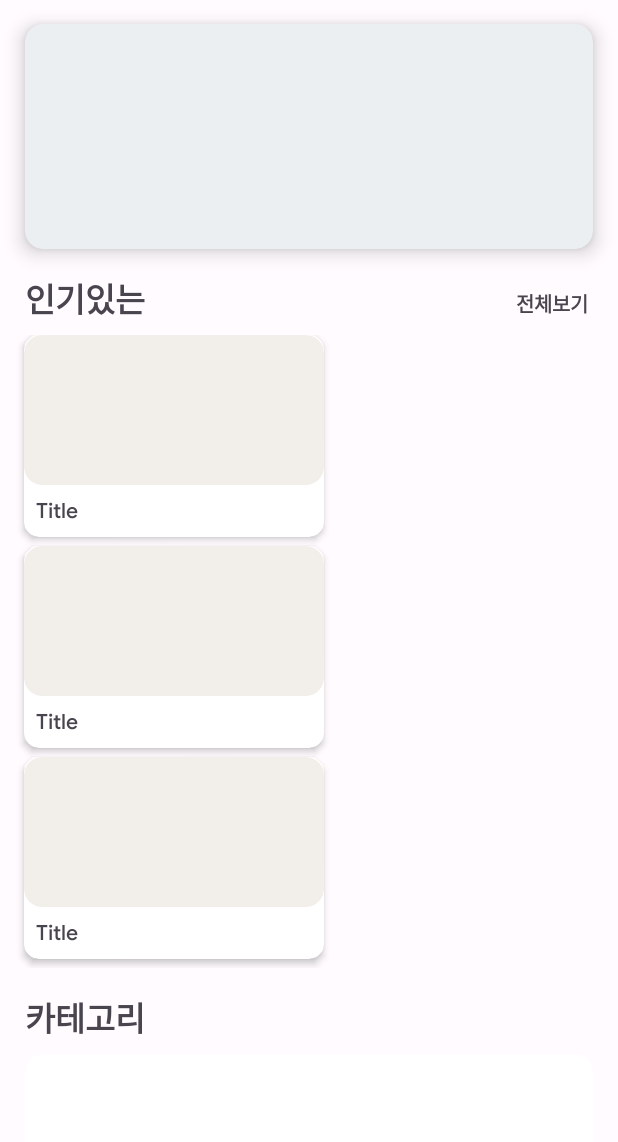
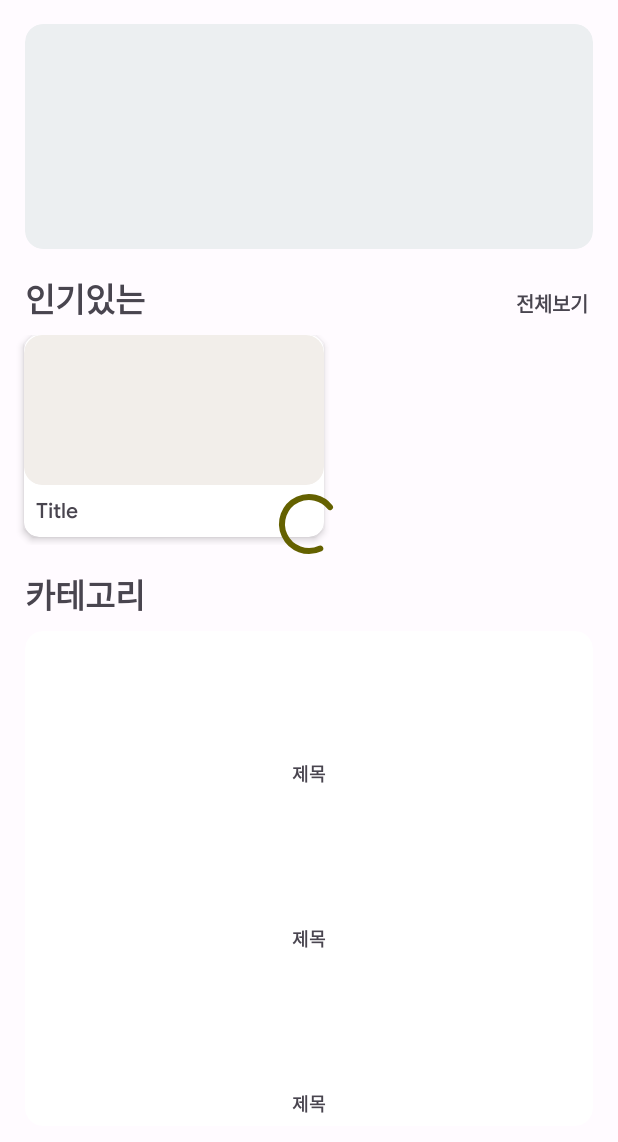
Before and after one commit to youuungh/MealToday, an Android app built with Jetpack Compose: the layout fragment_home.xml on its own in the app's theme, with its tools: preview values and no code run, on a phone screen of 412 x 824 dp, the part 94-1236 px from its top. Run offline under Robolectric (Android 15) with nearby library versions, the phone set to English and light mode, and no system bars.

Commit message:
Update commit

```diff
--- a/app/src/main/java/com/example/mealtoday/ui/fragments/HomeFragment.kt
+++ b/app/src/main/java/com/example/mealtoday/ui/fragments/HomeFragment.kt
@@ -7,6 +7,8 @@ import android.view.View
 import android.view.ViewGroup
 import androidx.core.view.WindowInsetsCompat
 import androidx.core.view.doOnPreDraw
+import androidx.core.view.isGone
+import androidx.core.view.isVisible
 import androidx.core.view.updatePadding
 import androidx.fragment.app.Fragment
 import androidx.fragment.app.viewModels
@@ -98,6 +100,9 @@ class HomeFragment : Fragment(R.layout.fragment_home) {
         homeViewModel.getHotMeals()
         homeViewModel.getHotMealLiveData.observe(viewLifecycleOwner) { data ->
             hotAdapter.differ.submitList(data)
+
+            binding.container.visibility = View.VISIBLE
+            binding.progressBar.visibility = View.GONE
         }
 
         with(binding.hotRecycler) {
--- a/app/src/main/java/com/example/mealtoday/ui/fragments/MealFragment.kt
+++ b/app/src/main/java/com/example/mealtoday/ui/fragments/MealFragment.kt
@@ -1,6 +1,5 @@
 package com.example.mealtoday.ui.fragments
 
-import android.app.Activity
 import android.content.Intent
 import android.graphics.Color
 import android.graphics.PorterDuff
@@ -22,7 +21,6 @@ import androidx.navigation.fragment.navArgs
 import androidx.navigation.ui.setupWithNavController
 import com.bumptech.glide.Glide
 import com.bumptech.glide.load.engine.DiskCacheStrategy
-import com.bumptech.glide.request.RequestOptions
 import com.example.mealtoday.R
 import com.example.mealtoday.model.Meal
 import com.example.mealtoday.databinding.FragmentMealBinding
@@ -31,7 +29,6 @@ import com.example.mealtoday.viewModel.MealViewModel
 import com.google.android.material.snackbar.Snackbar
 import com.google.android.material.transition.platform.MaterialContainerTransform
 import dagger.hilt.android.AndroidEntryPoint
-import kotlin.text.StringBuilder
 
 @AndroidEntryPoint
 class MealFragment : Fragment(R.layout.fragment_meal) {
--- a/app/src/main/java/com/example/mealtoday/ui/fragments/MoreFragment.kt
+++ b/app/src/main/java/com/example/mealtoday/ui/fragments/MoreFragment.kt
@@ -119,6 +119,9 @@ class MoreFragment : Fragment(R.layout.fragment_more) {
         moreViewModel.getDrinks()
         moreViewModel.getDrinkMealLiveData.observe(viewLifecycleOwner) { data ->
             drinkAdapter.differ.submitList(data)
+
+            binding.scrollView.visibility = View.VISIBLE
+            binding.progressBar.visibility = View.GONE
         }
 
         with(binding.drinkRecycler) {
--- a/app/src/main/java/com/example/mealtoday/utils/ViewExtension.kt
+++ b/app/src/main/java/com/example/mealtoday/utils/ViewExtension.kt
@@ -21,6 +21,7 @@ import androidx.core.view.marginRight
 import androidx.core.view.marginTop
 import com.google.android.material.navigation.NavigationBarView
 import com.google.android.material.navigationrail.NavigationRailView
+import com.google.android.material.progressindicator.BaseProgressIndicator
 
 const val ANIM_DURATION_SHOW = 400L
 const val ANIM_DURATION_HIDE = 300L
--- a/app/src/main/res/layout/fragment_home.xml
+++ b/app/src/main/res/layout/fragment_home.xml
@@ -11,11 +11,15 @@
         android:layout_width="match_parent"
         android:layout_height="match_parent">
 
+        <LinearLayout
+            android:layout_width="match_parent"
+            android:layout_height="match_parent"
+            android:orientation="vertical">
+
             <androidx.constraintlayout.widget.ConstraintLayout
                 android:layout_width="match_parent"
-            android:layout_height="match_parent"
-            android:paddingTop="16dp"
-            android:paddingBottom="16dp">
+                android:layout_height="wrap_content"
+                android:paddingVertical="16dp">
 
                 <TextView
                     android:id="@+id/Title"
@@ -26,7 +30,7 @@
                     android:textSize="22sp"
                     android:textStyle="bold"
                     app:layout_constraintBottom_toTopOf="@id/Subtitle"
-                app:layout_constraintStart_toStartOf="@id/start"/>
+                    app:layout_constraintStart_toStartOf="@id/headStart"/>
 
                 <TextView
                     android:id="@+id/Subtitle"
@@ -35,7 +39,7 @@
                     android:fontFamily="@font/google_sans_regular"
                     android:text="What would like to eat?"
                     app:layout_constraintTop_toBottomOf="@id/Title"
-                app:layout_constraintStart_toStartOf="@id/start"/>
+                    app:layout_constraintStart_toStartOf="@id/headStart"/>
 
                 <ImageView
                     android:id="@+id/search"
@@ -47,17 +51,38 @@
                     android:foreground="@drawable/bg_search_ripple"
                     android:src="@drawable/ic_search"
                     app:layout_constraintBottom_toBottomOf="@id/Subtitle"
-                app:layout_constraintEnd_toEndOf="@id/end"/>
+                    app:layout_constraintEnd_toEndOf="@id/headEnd"/>
+
+                <androidx.constraintlayout.widget.Guideline
+                    android:id="@+id/headStart"
+                    android:layout_width="wrap_content"
+                    android:layout_height="wrap_content"
+                    android:orientation="vertical"
+                    app:layout_constraintGuide_percent="0.04"/>
+
+                <androidx.constraintlayout.widget.Guideline
+                    android:id="@+id/headEnd"
+                    android:layout_width="wrap_content"
+                    android:layout_height="wrap_content"
+                    android:orientation="vertical"
+                    app:layout_constraintGuide_percent="0.96"/>
+
+            </androidx.constraintlayout.widget.ConstraintLayout>
+
+            <androidx.constraintlayout.widget.ConstraintLayout
+                android:id="@+id/container"
+                android:layout_width="match_parent"
+                android:layout_height="wrap_content"
+                android:visibility="invisible"
+                tools:visibility="visible">
 
                 <com.google.android.material.card.MaterialCardView
                     android:id="@+id/randomImageLayout"
                     android:layout_width="0dp"
                     android:layout_height="150dp"
-                android:layout_marginTop="16dp"
                     app:strokeWidth="0dp"
                     app:cardBackgroundColor="@color/md_blue_grey_50"
-                app:cardElevation="8dp"
-                app:layout_constraintTop_toBottomOf="@id/Subtitle"
+                    app:layout_constraintTop_toTopOf="parent"
                     app:layout_constraintStart_toStartOf="@id/start"
                     app:layout_constraintEnd_toEndOf="@id/end">
 
@@ -98,7 +123,7 @@
                 <androidx.recyclerview.widget.RecyclerView
                     android:id="@+id/hotRecycler"
                     android:layout_width="0dp"
-                android:layout_height="wrap_content"
+                    android:layout_height="140dp"
                     android:layout_marginTop="8dp"
                     android:paddingStart="16dp"
                     android:orientation="horizontal"
@@ -161,6 +186,22 @@
 
             </androidx.constraintlayout.widget.ConstraintLayout>
 
+        </LinearLayout>
+
     </androidx.core.widget.NestedScrollView>
 
+    <FrameLayout
+        android:layout_width="match_parent"
+        android:layout_height="match_parent">
+
+        <com.google.android.material.progressindicator.CircularProgressIndicator
+            android:id="@+id/progressBar"
+            android:layout_width="wrap_content"
+            android:layout_height="wrap_content"
+            android:layout_gravity="center"
+            android:indeterminate="true"
+            android:visibility="visible"/>
+
+    </FrameLayout>
+
 </androidx.constraintlayout.widget.ConstraintLayout>
```
Also changed, not shown: app/src/main/res/layout/fragment_more.xml (+18 -2 lines). Lines whose indentation alone changed are shown as unchanged.
